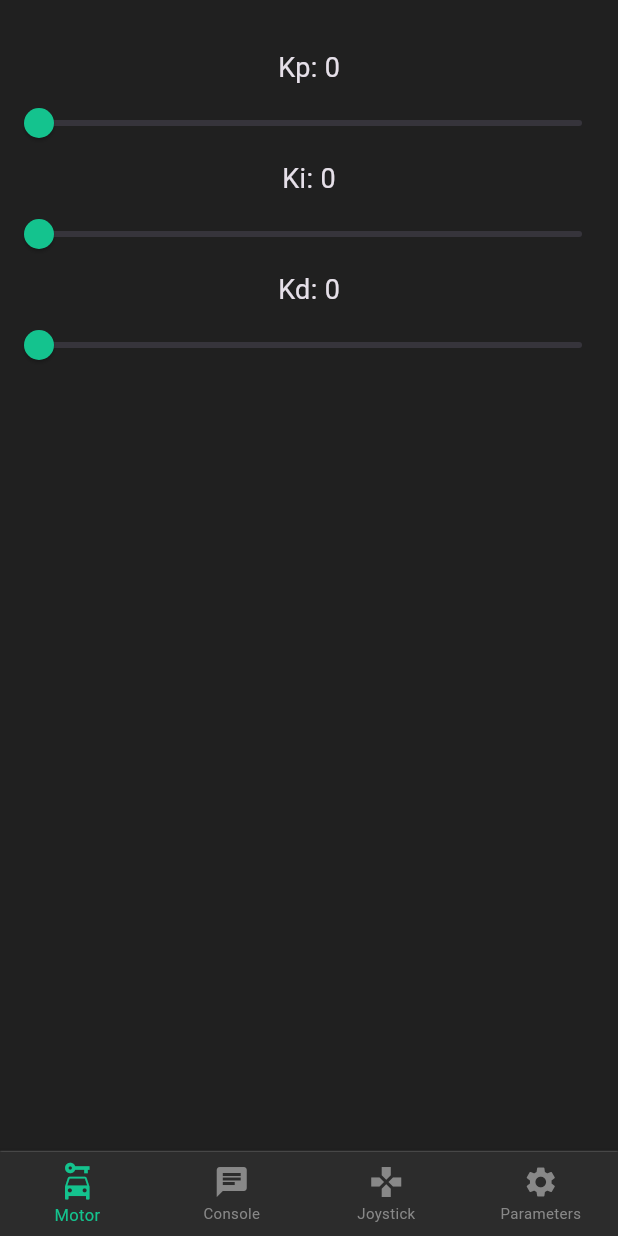
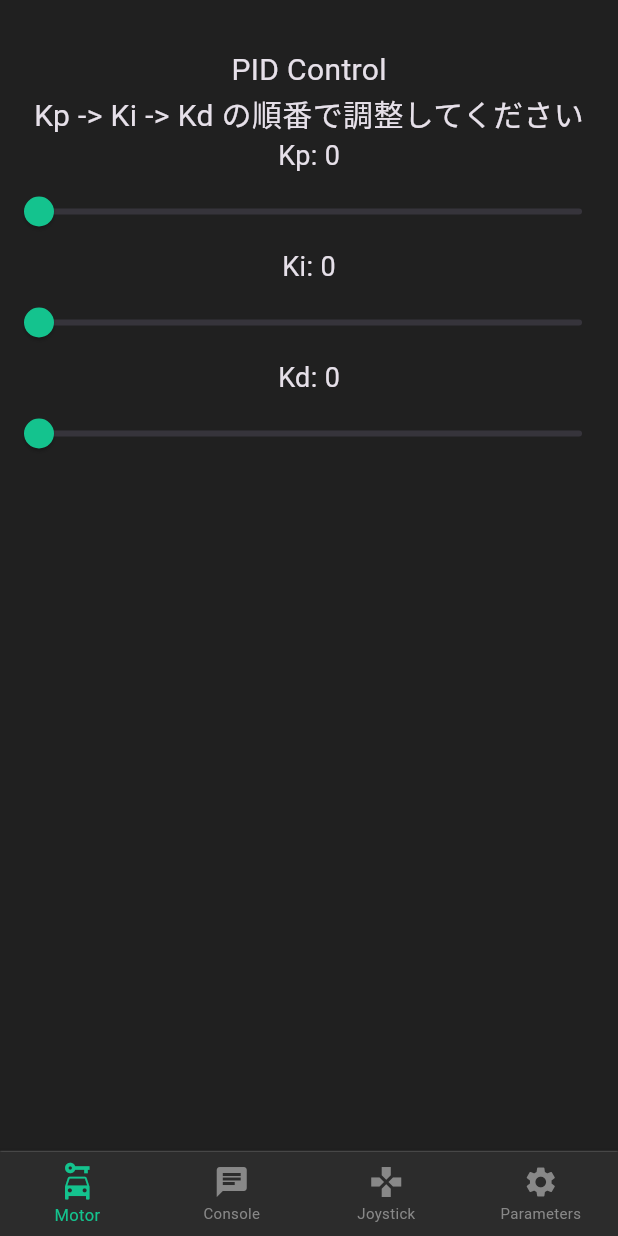
Before and after one commit to kaku-panda/Robot-Debug-App, a Flutter app: the MotorScreen screen opened by its route, on a phone screen of 412 x 824 dp. Run offline on Flutter 3.47's test engine with Material 3 defaults, Android fonts, the phone set to English and light mode, and no system bars; our stand-ins replace connectivity_plus, flutter_riverpod, go_router, google_fonts, package_info_plus, permission_handler and 4 more; missing offline and left inert: flutter_joystick, network_info_plus; accounts and stored records are empty.

Commit message:
PID制御画面に注釈を追加

```diff
--- a/lib/screens/motor.dart
+++ b/lib/screens/motor.dart
@@ -39,6 +39,14 @@ class MotorScreenState extends ConsumerState<MotorScreen> {
                   child: Column(
                     mainAxisAlignment: MainAxisAlignment.center,
                     children: <Widget>[
+                      Text(
+                        'PID Control',
+                        style: Styles.defaultStyle20,
+                      ),
+                      Text(
+                        'Kp -> Ki -> Kd の順番で調整してください',
+                        style: Styles.defaultStyle20,
+                      ),
                       Text(
                         'Kp: ${kp.round()}',
                         style: Styles.defaultStyle18,
```
